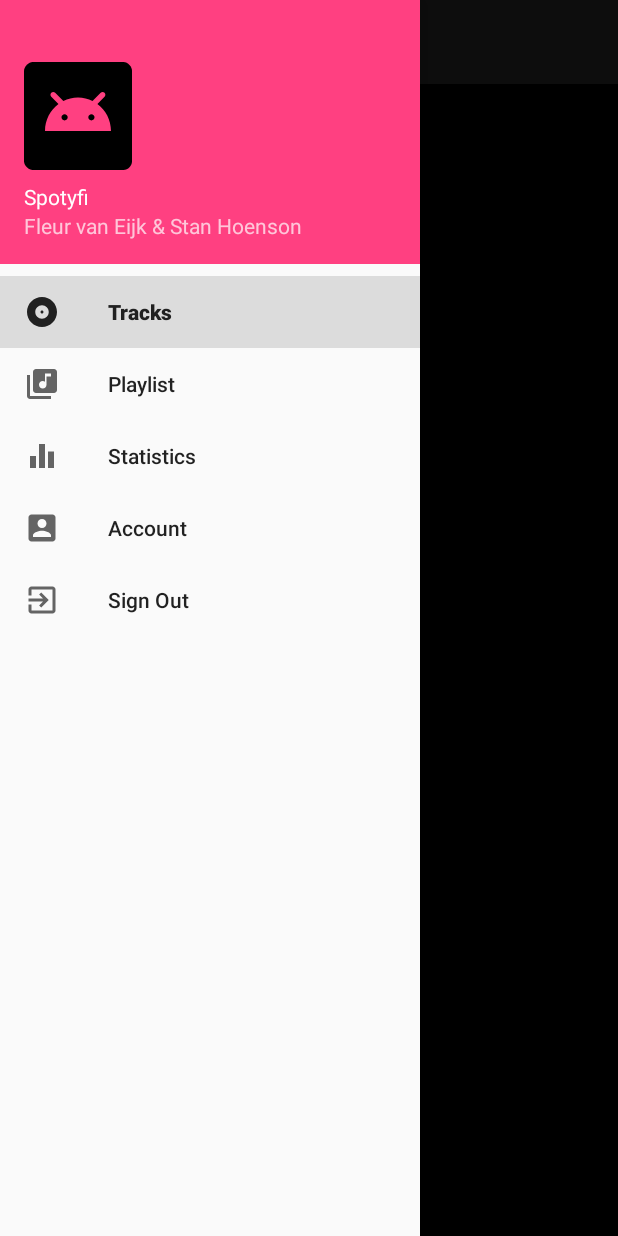
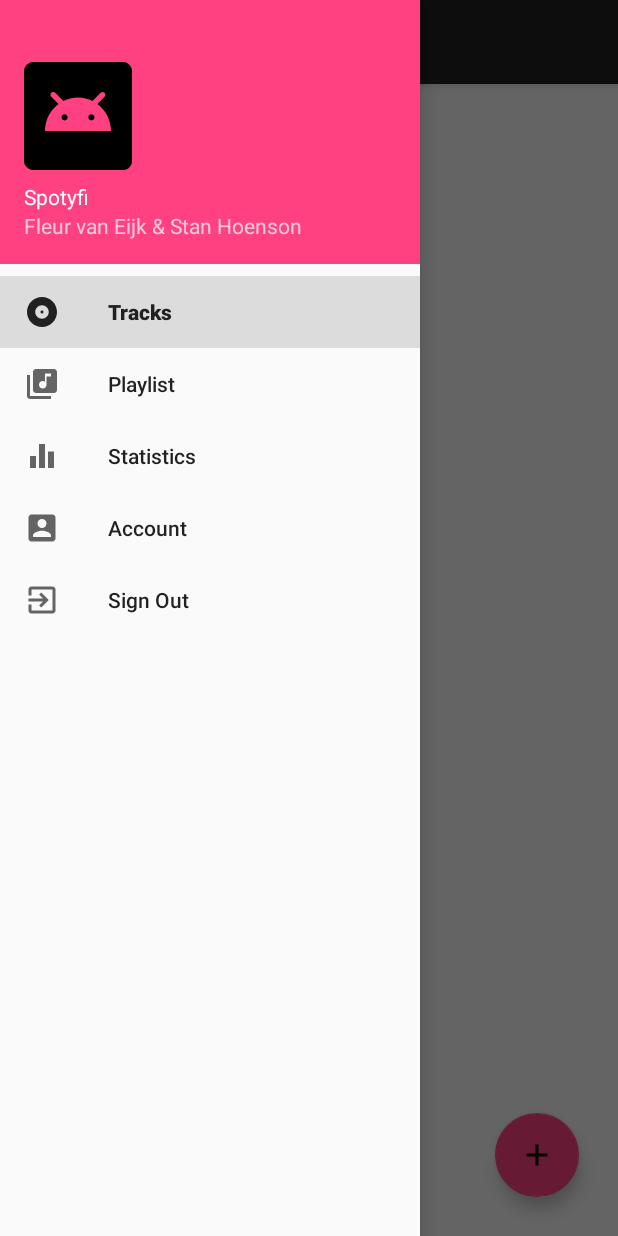
Before and after one commit to fleurvaneijk/IKPMD-Eindopdracht, an Android app: the screen it shows after launch (MainActivity), with the side drawer open, on a phone screen of 412 x 824 dp. Run offline under Robolectric (Android 15) with nearby library versions, the phone set to English and light mode, and no system bars; our stand-ins replace Firebase (no records; nobody signed in at launch, a user with empty details on screens opened directly).

Commit message:
FAB + add track

```diff
--- /dev/null
+++ b/app/src/main/res/drawable/plus.xml
@@ -0,0 +1,8 @@
+<!-- drawable/plus.xml -->
+<vector xmlns:android="http://schemas.android.com/apk/res/android"
+    android:height="24dp"
+    android:width="24dp"
+    android:viewportWidth="24"
+    android:viewportHeight="24">
+    <path android:fillColor="#000" android:pathData="M19,13H13V19H11V13H5V11H11V5H13V11H19V13Z" />
+</vector>
--- a/app/src/main/res/layout/fragment_tracks.xml
+++ b/app/src/main/res/layout/fragment_tracks.xml
@@ -4,16 +4,35 @@
     xmlns:tools="http://schemas.android.com/tools"
     android:layout_width="match_parent"
     android:layout_height="match_parent"
-    android:layout_centerHorizontal="true"
-    android:background="@color/colorPrimaryDark">
+    android:layout_centerHorizontal="true">
 
     <ListView
         android:id="@+id/track_list"
-        android:layout_width="0dp"
-        android:layout_height="0dp"
+        android:layout_width="416dp"
+        android:layout_height="730dp"
         app:layout_constraintBottom_toBottomOf="parent"
         app:layout_constraintEnd_toEndOf="parent"
+        app:layout_constraintHorizontal_bias="0.0"
         app:layout_constraintStart_toStartOf="parent"
-        app:layout_constraintTop_toTopOf="parent" />
+        app:layout_constraintTop_toTopOf="parent"
+        app:layout_constraintVertical_bias="0.0" />
+
+    <android.support.design.widget.FloatingActionButton
+        android:id="@+id/floatingActionButton2"
+        android:src="@drawable/plus"
+        android:layout_width="wrap_content"
+        android:layout_height="wrap_content"
+        android:layout_marginStart="8dp"
+        android:layout_marginTop="8dp"
+        android:layout_marginEnd="16dp"
+        android:layout_marginBottom="8dp"
+        android:clickable="true"
+        app:layout_constraintBottom_toBottomOf="parent"
+        app:layout_constraintEnd_toEndOf="parent"
+        app:layout_constraintHorizontal_bias="0.969"
+        app:layout_constraintStart_toStartOf="parent"
+        app:layout_constraintTop_toTopOf="parent"
+        app:layout_constraintVertical_bias="0.974"
+        app:srcCompat="@color/colorAccent" />
 
 </android.support.constraint.ConstraintLayout>
--- /dev/null
+++ b/app/src/main/res/values/colors.xml
@@ -0,0 +1,4 @@
+<?xml version="1.0" encoding="utf-8"?>
+<resources>
+    <color name="colorAccent">#FF4081</color>
+</resources>
```
